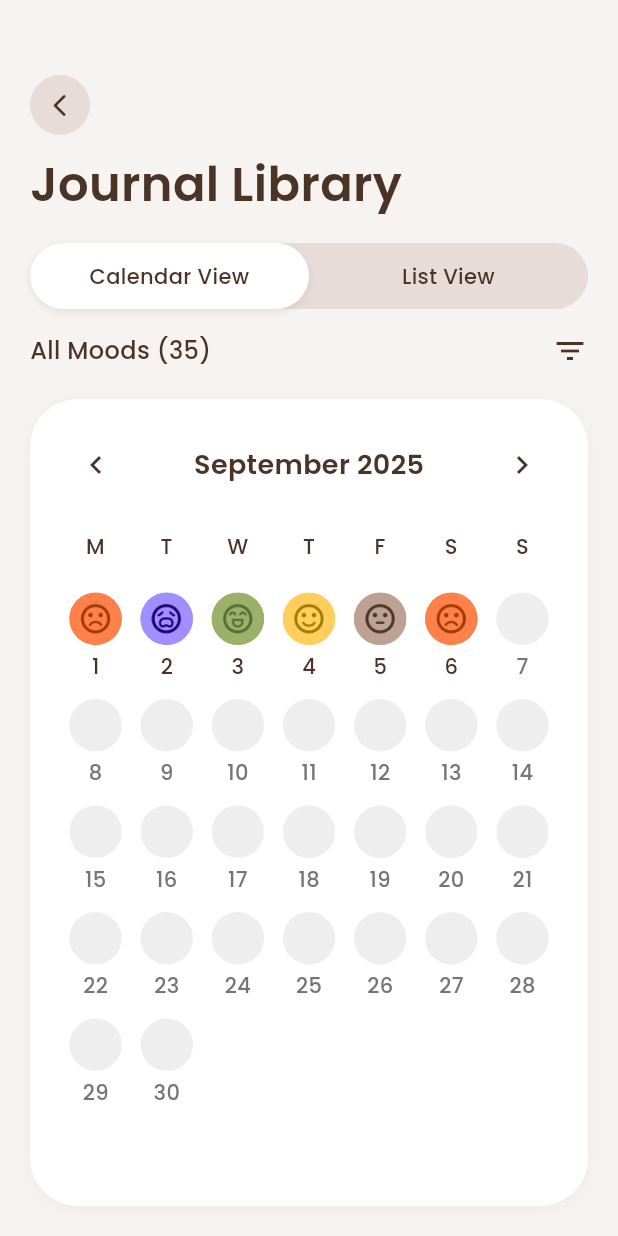
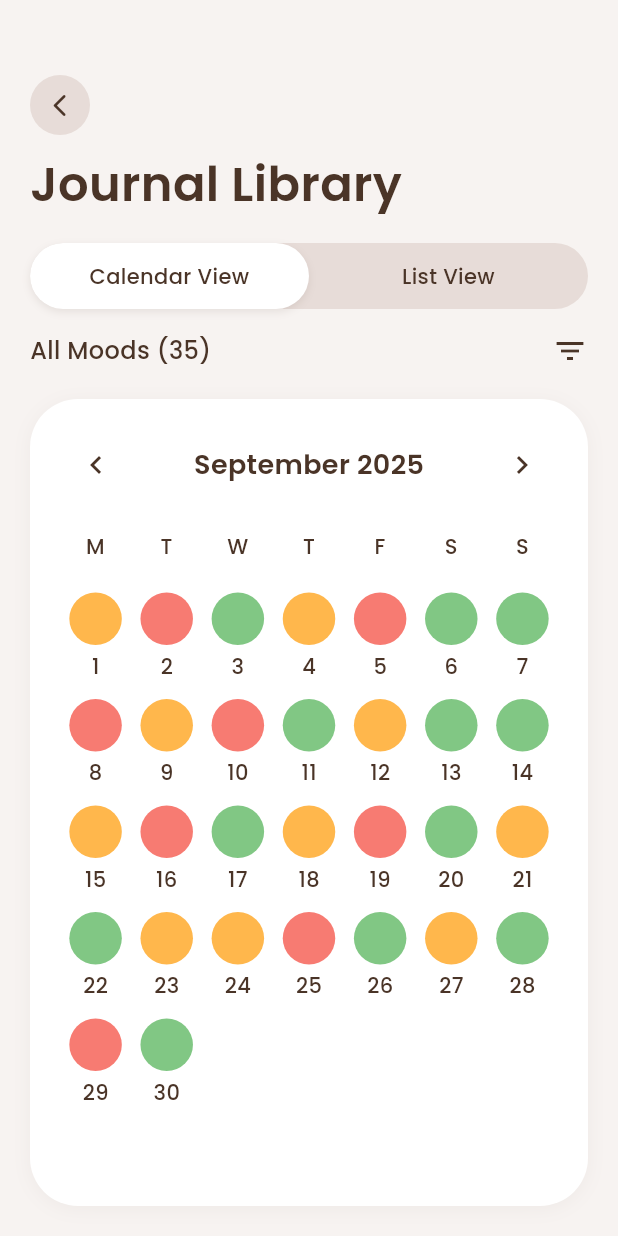
Before and after one commit to jocelyngan2005/solace, a Flutter app: the screen it shows after launch, after a tap on "Journal Streak", on a phone screen of 412 x 824 dp. Run offline on Flutter 3.47's test engine with Material 3 defaults, Android fonts, the phone set to English and light mode, and no system bars; our stand-ins replace fl_chart, google_fonts.

Commit message:
Journal Library Updates

```diff
--- /dev/null
+++ b/lib/data/academic_workload_service.dart
@@ -0,0 +1,74 @@
+import 'package:flutter/material.dart';
+
+class AcademicWorkloadService {
+  static final Map<String, Color> _workloadColors = {
+    'High': Colors.red,
+    'Med': Colors.orange,
+    'Low': Colors.green,
+  };
+
+  static final Map<String, String> _workloadLabels = {
+    'High': 'High',
+    'Med': 'Medium',
+    'Low': 'Low',
+  };
+
+  // Get workload for a specific date
+  static String getWorkloadForDate(DateTime date) {
+    final today = DateTime.now();
+    final daysDifference = date.difference(today).inDays;
+
+    // Current week pattern (as shown in academic_screen.dart)
+    final currentWeekPattern = ['High', 'Med', 'High', 'Low', 'Med', 'Low', 'Low'];
+
+    // For current week
+    if (daysDifference >= 0 && daysDifference < 7) {
+      final dayOfWeek = date.weekday - 1; // Convert to 0-6 (Monday = 0)
+      return currentWeekPattern[dayOfWeek];
+    }
+
+    // For past and future weeks, generate based on date patterns
+    final weekNumber = (daysDifference / 7).floor();
+    final dayOfWeek = date.weekday - 1;
+
+    // Create varied patterns for different weeks
+    final patterns = [
+      ['High', 'Med', 'High', 'Low', 'Med', 'Low', 'Low'], // Current week
+      ['Med', 'High', 'Low', 'Med', 'High', 'Low', 'Med'], // Week +1/-1
+      ['Low', 'Med', 'Med', 'High', 'Low', 'Med', 'Low'], // Week +2/-2
+      ['High', 'Low', 'High', 'Med', 'Low', 'High', 'Med'], // Week +3/-3
+    ];
+
+    final patternIndex = weekNumber.abs() % patterns.length;
+    return patterns[patternIndex][dayOfWeek];
+  }
+
+  // Get color for workload level
+  static Color getWorkloadColor(String workload) {
+    return _workloadColors[workload] ?? Colors.grey;
+  }
+
+  // Get full label for workload level
+  static String getWorkloadLabel(String workload) {
+    return _workloadLabels[workload] ?? workload;
+  }
+
+  // Get current week overview (for academic screen)
+  static List<Map<String, dynamic>> getCurrentWeekOverview() {
+    final today = DateTime.now();
+    final startOfWeek = today.subtract(Duration(days: today.weekday - 1));
+
+    final days = ['M', 'T', 'W', 'T', 'F', 'S', 'S'];
+    final workloads = ['High', 'Med', 'High', 'Low', 'Med', 'Low', 'Low'];
+
+    return List.generate(7, (index) {
+      final date = startOfWeek.add(Duration(days: index));
+      return {
+        'day': days[index],
+        'workload': workloads[index],
+        'color': getWorkloadColor(workloads[index]),
+        'date': date,
+      };
+    });
+  }
+}
--- a/lib/screens/academic/academic_screen.dart
+++ b/lib/screens/academic/academic_screen.dart
@@ -1,6 +1,7 @@
 import 'package:flutter/material.dart';
 import 'package:intl/intl.dart';
 import '../../widgets/dashboard_card.dart';
+import '../../data/academic_workload_service.dart';
 
 class AcademicScreen extends StatefulWidget {
   const AcademicScreen({super.key});
@@ -273,30 +274,18 @@ class _AcademicScreenState extends State<AcademicScreen> with TickerProviderStat
   }
 
   Widget _buildWeekOverview() {
+    final weekData = AcademicWorkloadService.getCurrentWeekOverview();
+
     return Row(
-      children: [
-        Expanded(
-          child: _buildWeekDay('M', 'High', Colors.red),
-        ),
-        Expanded(
-          child: _buildWeekDay('T', 'Med', Colors.orange),
-        ),
-        Expanded(
-          child: _buildWeekDay('W', 'High', Colors.red),
-        ),
-        Expanded(
-          child: _buildWeekDay('T', 'Low', Colors.green),
-        ),
-        Expanded(
-          child: _buildWeekDay('F', 'Med', Colors.orange),
-        ),
-        Expanded(
-          child: _buildWeekDay('S', 'Low', Colors.green),
-        ),
-        Expanded(
-          child: _buildWeekDay('S', 'Low', Colors.green),
-        ),
-      ],
+      children: weekData.map((dayData) {
+        return Expanded(
+          child: _buildWeekDay(
+            dayData['day'],
+            dayData['workload'],
+            dayData['color'],
+          ),
+        );
+      }).toList(),
     );
   }
 
--- a/lib/screens/therapy/journal_library_screen.dart
+++ b/lib/screens/therapy/journal_library_screen.dart
@@ -1,6 +1,7 @@
 import 'package:flutter/material.dart';
 import 'package:intl/intl.dart';
 import '../../data/journal_entry_service.dart';
+import '../../data/academic_workload_service.dart';
 import 'journal_detail_screen.dart';
 
 class JournalLibraryScreen extends StatefulWidget {
@@ -392,20 +393,9 @@ class _JournalLibraryScreenState extends State<JournalLibraryScreen> {
       final date = DateTime(_currentDate.year, _currentDate.month, day);
       final entry = _getEntryForDate(date);
 
-      // Check if this is today and if there's actually an entry
-      final today = DateTime.now();
-      final isToday = date.year == today.year &&
-                     date.month == today.month &&
-                     date.day == today.day;
-
-      // For today, check if user has actually completed a journal entry
-      bool hasActualEntry = entry != null;
-      if (isToday) {
-        final todayMood = JournalEntryService.getTodayMoodLabel();
-        final todayTitle = JournalEntryService.getTodayTitle();
-        final todayContent = JournalEntryService.getTodayJournalText();
-        hasActualEntry = todayMood != null && todayTitle != null && todayContent != null;
-      }
+      // Get academic workload for this date
+      final workload = AcademicWorkloadService.getWorkloadForDate(date);
+      final workloadColor = AcademicWorkloadService.getWorkloadColor(workload);
 
       currentWeek.add(
         Expanded(
@@ -416,36 +406,21 @@ class _JournalLibraryScreenState extends State<JournalLibraryScreen> {
               child: Column(
                 mainAxisAlignment: MainAxisAlignment.center,
                 children: [
-                  // Mood circle
+                  // Academic workload circle
                   Container(
                     width: 35,
                     height: 35,
                     decoration: BoxDecoration(
-                      color: hasActualEntry
-                          ? _moodColors[entry!.mood] ?? Colors.grey[300]
-                          : Colors.grey[200],
+                      color: workloadColor.withOpacity(0.7),
                       shape: BoxShape.circle,
                     ),
-                    child: hasActualEntry
-                        ? ClipOval(
-                            child: Image.asset(
-                              _moodImages[entry!.mood] ??
-                                  'assets/moods/neutral.png',
-                              width: 24,
-                              height: 24,
-                              fit: BoxFit.cover,
-                            ),
-                          )
-                        : null,
                   ),
                   const SizedBox(height: 4),
                   // Day number below the circle
                   Text(
                     day.toString(),
                     style: TextStyle(
-                      color: hasActualEntry
-                          ? Theme.of(context).colorScheme.onSurface
-                          : Colors.grey[600],
+                      color: Theme.of(context).colorScheme.onSurface,
                       fontWeight: FontWeight.w500,
                       fontSize: 14,
                     ),
```
